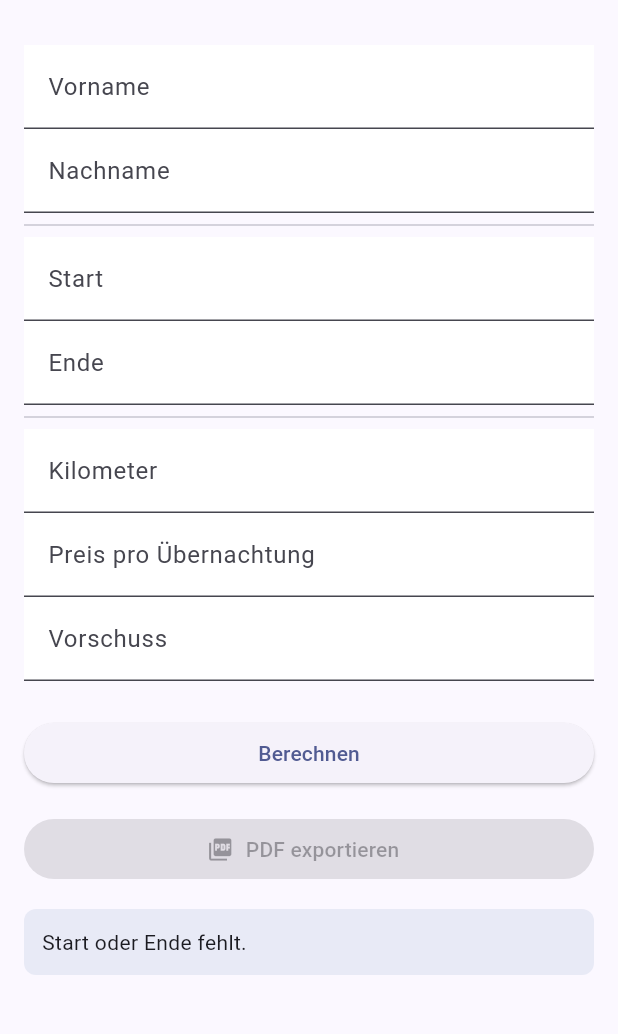
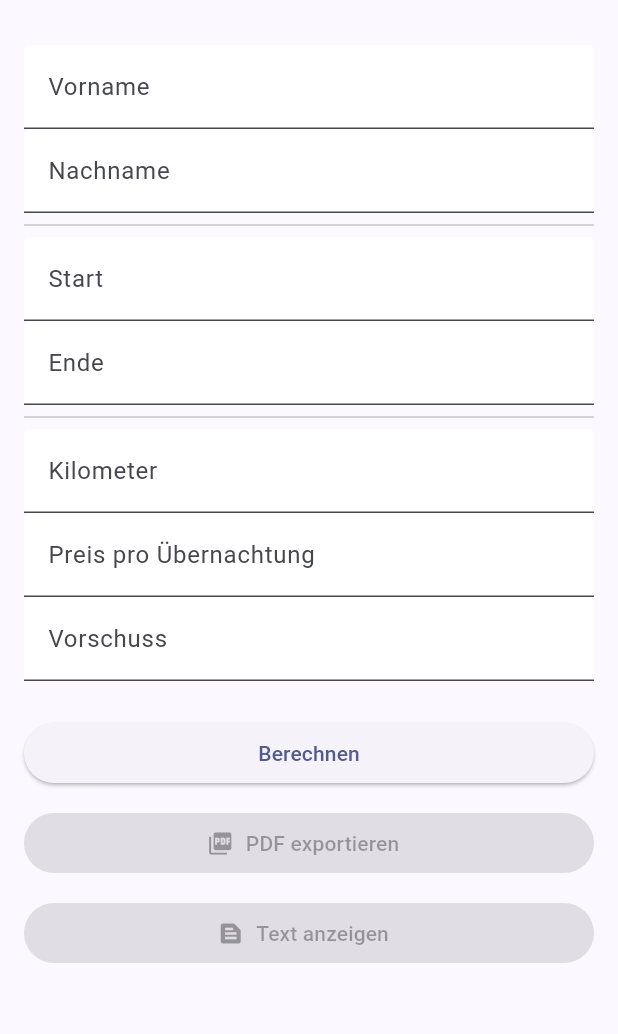
Before and after one commit to 89Enola/reisekosten-app, a Flutter app: the screen it shows after launch, after a tap on "Berechnen", on a phone screen of 412 x 824 dp, the part 63-1097 px from its top. Run offline on Flutter 3.47's test engine with Material 3 defaults, Android fonts, the light colour scheme and no system bars; our stand-ins replace pdf, printing.

Commit message:
Finalize iOS input fix + PDF/Text view parity + Reisekosten deutsche Rechnung

```diff
--- a/lib/main.dart
+++ b/lib/main.dart
@@ -45,15 +45,16 @@ class ReisekostenApp extends StatelessWidget {
       theme: ThemeData(
         useMaterial3: true,
         colorSchemeSeed: Colors.indigo,
+        inputDecorationTheme: const InputDecorationTheme(
+          filled: true,
+          fillColor: Colors.white,
+        ),
       ),
       home: const ReisekostenSeite(),
     );
   }
 }
 
-/// ===============================
-/// HAUPTSEITE
-/// ===============================
 class ReisekostenSeite extends StatefulWidget {
   const ReisekostenSeite({super.key});
 
@@ -72,9 +73,7 @@ class _ReisekostenSeiteState extends State<ReisekostenSeite> {
   final _uePreis = TextEditingController();
   final _vorschuss = TextEditingController();
 
-  String _ergebnis = '';
-
-  bool get _isIphone =>
+  bool get _isWebIOS =>
       kIsWeb && defaultTargetPlatform == TargetPlatform.iOS;
 
   /// ===============================
@@ -108,23 +107,14 @@ class _ReisekostenSeiteState extends State<ReisekostenSeite> {
     });
   }
 
-  int _berechneUebernachtungen(DateTime start, DateTime ende) {
-    final s = DateTime(start.year, start.month, start.day);
-    final e = DateTime(ende.year, ende.month, ende.day);
-    return e.difference(s).inDays.clamp(0, 365);
-  }
-
   /// ===============================
-  /// BERECHNUNG
+  /// KORREKTE BERECHNUNG (DE)
   /// ===============================
   void _berechnen() {
     daten.vorname = _vorname.text.trim();
     daten.nachname = _nachname.text.trim();
 
-    if (daten.start == null || daten.ende == null) {
-      setState(() => _ergebnis = 'Start oder Ende fehlt.');
-      return;
-    }
+    if (daten.start == null || daten.ende == null) return;
 
     final start = daten.start!;
     final ende = daten.ende!;
@@ -132,13 +122,24 @@ class _ReisekostenSeiteState extends State<ReisekostenSeite> {
     daten.tage24h = 0;
     daten.tage8h = 0;
 
-    final diffHours = ende.difference(start).inHours;
+    final startDate = DateTime(start.year, start.month, start.day);
+    final endDate = DateTime(ende.year, ende.month, ende.day);
 
-    if (diffHours >= 24) {
-      daten.tage24h = diffHours ~/ 24;
-      if (diffHours % 24 >= 8) daten.tage8h = 1;
-    } else if (diffHours >= 8) {
+    if (startDate == endDate) {
+      if (ende.difference(start).inHours >= 8) {
         daten.tage8h = 1;
+      }
+    } else {
+      final anreiseStunden =
+          startDate.add(const Duration(days: 1)).difference(start).inHours;
+      if (anreiseStunden >= 8) daten.tage8h++;
+
+      final abreiseStunden =
+          ende.difference(endDate).inHours;
+      if (abreiseStunden >= 8) daten.tage8h++;
+
+      final volleTage = endDate.difference(startDate).inDays - 1;
+      if (volleTage > 0) daten.tage24h = volleTage;
     }
 
     daten.betrag24h = daten.tage24h * 28;
@@ -149,7 +150,8 @@ class _ReisekostenSeiteState extends State<ReisekostenSeite> {
 
     daten.preisProUebernachtung =
         double.tryParse(_uePreis.text.replaceAll(',', '.')) ?? 0;
-    daten.uebernachtungen = _berechneUebernachtungen(start, ende);
+    daten.uebernachtungen =
+        endDate.difference(startDate).inDays.clamp(0, 365);
     daten.uebernachtungskosten =
         daten.uebernachtungen * daten.preisProUebernachtung;
 
@@ -164,16 +166,11 @@ class _ReisekostenSeiteState extends State<ReisekostenSeite> {
 
     daten.saldo = daten.reisekostenGesamt - daten.vorschuss;
 
-    setState(() {
-      _ergebnis =
-          'Reisekosten gesamt: ${_num(daten.reisekostenGesamt)}\n'
-          'Vorschuss: ${_num(daten.vorschuss)}\n'
-          '${daten.saldo >= 0 ? 'Auszahlung' : 'Rückzahlung'}: ${_num(daten.saldo.abs())}';
-    });
+    setState(() {});
   }
 
   /// ===============================
-  /// PDF
+  /// PDF – ORIGINAL TABELLE
   /// ===============================
   Future<void> _pdf() async {
     final pdf = pw.Document();
@@ -182,83 +179,65 @@ class _ReisekostenSeiteState extends State<ReisekostenSeite> {
       pw.Page(
         pageFormat: PdfPageFormat.a4,
         margin: const pw.EdgeInsets.all(24),
-        build: (_) {
-          return pw.Column(
+        build: (_) => pw.Column(
           crossAxisAlignment: pw.CrossAxisAlignment.start,
           children: [
             pw.Text(
               'Reisekostenabrechnung',
-                style: pw.TextStyle(
-                  fontSize: 16,
-                  fontWeight: pw.FontWeight.bold,
+              style: pw.TextStyle(fontSize: 16, fontWeight: pw.FontWeight.bold),
             ),
+            pw.SizedBox(height: 12),
+            _pdfLine('Name:', '${daten.vorname} ${daten.nachname}'),
+            _pdfLine('Reisebeginn:', _fmtDate(daten.start!)),
+            _pdfLine('Reiseende:', _fmtDate(daten.ende!)),
+            pw.SizedBox(height: 16),
+            pw.Table(
+              border: pw.TableBorder.all(),
+              columnWidths: {
+                0: const pw.FixedColumnWidth(320),
+                1: const pw.FixedColumnWidth(120),
+              },
+              children: [
+                _row('Kostenart', 'Betrag', header: true),
+
+                _sectionRow('I Fahrtkosten'),
+                _row(
+                  'Kilometerpauschale × ${daten.kilometer.toInt()}',
+                  _num(daten.kilometerBetrag),
                 ),
-              pw.SizedBox(height: 16),
 
-              pw.Text('Name: ${daten.vorname} ${daten.nachname}'),
-              pw.Text('Reisebeginn: ${_fmtDate(daten.start!)}'),
-              pw.Text('Reiseende: ${_fmtDate(daten.ende!)}'),
+                _sectionRow('II Übernachtungskosten'),
+                _row(
+                  'Übernachtungen × ${daten.uebernachtungen}',
+                  _num(daten.uebernachtungskosten),
+                ),
 
-              pw.SizedBox(height: 16),
+                _sectionRow('III Verpflegungskosten'),
+                _row(
+                  '≥ 24 Stunden × ${daten.tage24h}',
+                  _num(daten.betrag24h),
+                ),
+                _row(
+                  '≥ 8 Stunden × ${daten.tage8h}',
+                  _num(daten.betrag8h),
+                ),
 
-              pw.Text('Kilometer: ${daten.kilometer}'),
-              pw.Text('Kilometerbetrag: ${_num(daten.kilometerBetrag)} €'),
-
-              pw.SizedBox(height: 8),
-
-              pw.Text(
-                  'Übernachtungen: ${daten.uebernachtungen} → ${_num(daten.uebernachtungskosten)} €'),
-
-              pw.SizedBox(height: 8),
-
-              pw.Text(
-                  'Verpflegung 24h: ${daten.tage24h} → ${_num(daten.betrag24h)} €'),
-              pw.Text(
-                  'Verpflegung 8h: ${daten.tage8h} → ${_num(daten.betrag8h)} €'),
-
-              pw.SizedBox(height: 16),
-
-              pw.Text(
-                'Gesamt: ${_num(daten.reisekostenGesamt)} €',
-                style: pw.TextStyle(fontWeight: pw.FontWeight.bold),
-              ),
-              pw.Text('Vorschuss: ${_num(daten.vorschuss)} €'),
-              pw.Text(
-                '${daten.saldo >= 0 ? 'Auszahlung' : 'Rückzahlung'}: ${_num(daten.saldo.abs())} €',
-                style: pw.TextStyle(fontWeight: pw.FontWeight.bold),
+                _row('', ''),
+                _row('Gesamt', _num(daten.reisekostenGesamt), bold: true),
+                _row('Vorschuss', _num(daten.vorschuss)),
+                _row(
+                  daten.saldo >= 0 ? 'Auszahlung' : 'Rückzahlung',
+                  _num(daten.saldo.abs()),
+                  bold: true,
                 ),
               ],
-          );
-        },
+            ),
+          ],
+        ),
       ),
     );
 
     await Printing.layoutPdf(onLayout: (_) async => pdf.save());
-  }
-
-  /// ===============================
-  /// HELFER
-  /// ===============================
-  String _fmtDate(DateTime d) =>
-      '${d.day.toString().padLeft(2, '0')}.${d.month.toString().padLeft(2, '0')}.${d.year} ${d.hour.toString().padLeft(2, '0')}:${d.minute.toString().padLeft(2, '0')}';
-
-  String _num(double v) => v.toStringAsFixed(2).replaceAll('.', ',');
-
-  Widget _field(TextEditingController c, String label,
-      {TextInputType type = TextInputType.text}) {
-    return Container(
-      color: Colors.white, // 🔥 iOS Safari Fix
-      child: TextField(
-        controller: c,
-        keyboardType: type,
-        style: const TextStyle(color: Colors.black),
-        decoration: InputDecoration(
-          labelText: label,
-          filled: true,
-          fillColor: Colors.white,
-        ),
-      ),
-    );
   }
 
   /// ===============================
@@ -267,91 +246,102 @@ class _ReisekostenSeiteState extends State<ReisekostenSeite> {
   @override
   Widget build(BuildContext context) {
     return Scaffold(
-      resizeToAvoidBottomInset: true,
       appBar: AppBar(title: const Text('Reisekosten')),
-      body: SafeArea(
-        child: ListView(
+      body: ListView(
         padding: const EdgeInsets.all(16),
-          keyboardDismissBehavior:
-              ScrollViewKeyboardDismissBehavior.onDrag,
         children: [
           _field(_vorname, 'Vorname'),
           _field(_nachname, 'Nachname'),
           const Divider(),
-
-            GestureDetector(
-              onTap: () => _pickDateTime(true),
-              child: AbsorbPointer(child: _field(_start, 'Start')),
-            ),
-            GestureDetector(
-              onTap: () => _pickDateTime(false),
-              child: AbsorbPointer(child: _field(_ende, 'Ende')),
-            ),
-
+          _dateField(_start, 'Start', () => _pickDateTime(true)),
+          _dateField(_ende, 'Ende', () => _pickDateTime(false)),
           const Divider(),
-
-            _field(_km, 'Kilometer', type: TextInputType.number),
-            _field(_uePreis, 'Preis pro Übernachtung',
-                type: TextInputType.number),
-            _field(_vorschuss, 'Vorschuss',
-                type: TextInputType.number),
-
+          _field(_km, 'Kilometer'),
+          _field(_uePreis, 'Preis pro Übernachtung'),
+          _field(_vorschuss, 'Vorschuss'),
           const SizedBox(height: 24),
-
-            ElevatedButton(
-              onPressed: _berechnen,
-              child: const Text('Berechnen'),
-            ),
-
-            const SizedBox(height: 16),
-
+          ElevatedButton(onPressed: _berechnen, child: const Text('Berechnen')),
+          const SizedBox(height: 12),
           ElevatedButton.icon(
             onPressed:
-                  !_isIphone && daten.reisekostenGesamt > 0 ? _pdf : null,
+                !_isWebIOS && daten.reisekostenGesamt > 0 ? _pdf : null,
             icon: const Icon(Icons.picture_as_pdf),
             label: const Text('PDF exportieren'),
           ),
-
-            if (_isIphone && _ergebnis.isNotEmpty) ...[
-              const SizedBox(height: 16),
+          const SizedBox(height: 12),
           ElevatedButton.icon(
             icon: const Icon(Icons.text_snippet),
             label: const Text('Text anzeigen'),
-                onPressed: () {
-                  Navigator.of(context).push(
+            onPressed: daten.reisekostenGesamt > 0
+                ? () => Navigator.push(
+                      context,
                       MaterialPageRoute(
-                      builder: (_) =>
-                          ReisekostenTextSeite(daten: daten),
+                        builder: (_) => ReisekostenTextSeite(daten: daten),
+                      ),
+                    )
+                : null,
+          ),
+        ],
       ),
     );
-                },
-              ),
-            ],
+  }
 
-            if (_ergebnis.isNotEmpty) ...[
-              const SizedBox(height: 16),
-              Container(
-                padding: const EdgeInsets.all(12),
-                decoration: BoxDecoration(
-                  color: Colors.indigo.shade50,
-                  borderRadius: BorderRadius.circular(8),
-                ),
-                child: Text(_ergebnis),
-              ),
-            ],
-          ],
+  /// ===============================
+  /// HELFER
+  /// ===============================
+  Widget _field(TextEditingController c, String l) =>
+      TextField(controller: c, decoration: InputDecoration(labelText: l));
+
+  Widget _dateField(
+    TextEditingController c,
+    String l,
+    VoidCallback onTap,
+  ) =>
+      GestureDetector(
+        onTap: onTap,
+        child: AbsorbPointer(
+          child: TextField(
+            controller: c,
+            decoration: InputDecoration(labelText: l),
           ),
         ),
       );
+
+  String _fmtDate(DateTime d) =>
+      '${d.day.toString().padLeft(2, '0')}.${d.month.toString().padLeft(2, '0')}.${d.year} '
+      '${d.hour.toString().padLeft(2, '0')}:${d.minute.toString().padLeft(2, '0')}';
+
+  String _num(double v) => v.toStringAsFixed(2).replaceAll('.', ',');
+
+  pw.Widget _pdfLine(String l, String v) =>
+      pw.Row(children: [pw.Text('$l '), pw.Text(v)]);
+
+  pw.TableRow _row(String l, String r,
+      {bool header = false, bool bold = false}) {
+    final style = pw.TextStyle(
+      fontWeight:
+          header || bold ? pw.FontWeight.bold : pw.FontWeight.normal,
+    );
+    return pw.TableRow(children: [
+      pw.Padding(padding: const pw.EdgeInsets.all(6), child: pw.Text(l, style: style)),
+      pw.Padding(padding: const pw.EdgeInsets.all(6), child: pw.Text(r, style: style)),
+    ]);
   }
+
+  pw.TableRow _sectionRow(String t) => pw.TableRow(children: [
+        pw.Padding(
+          padding: const pw.EdgeInsets.all(6),
+          child: pw.Text(t, style: pw.TextStyle(fontWeight: pw.FontWeight.bold)),
+        ),
+        pw.Container(),
+      ]);
 }
 
 /// ===============================
-/// TEXT-ANSICHT (wie PDF)
+/// TEXTANSICHT = PDF-STRUKTUR
 /// ===============================
 class ReisekostenTextSeite extends StatelessWidget {
   final ReisekostenDaten daten;
-
   const ReisekostenTextSeite({super.key, required this.daten});
 
   String _num(double v) => v.toStringAsFixed(2).replaceAll('.', ',');
@@ -364,38 +354,28 @@ class ReisekostenTextSeite extends StatelessWidget {
         padding: const EdgeInsets.all(16),
         child: ListView(
           children: [
-            Text('Reisekostenabrechnung',
-                style: Theme.of(context).textTheme.titleLarge),
+            const Text('Reisekostenabrechnung',
+                style: TextStyle(fontSize: 20, fontWeight: FontWeight.bold)),
             const SizedBox(height: 16),
-
             Text('Name: ${daten.vorname} ${daten.nachname}'),
             Text('Reisebeginn: ${daten.start}'),
             Text('Reiseende: ${daten.ende}'),
-
-            const Divider(height: 32),
-
-            Text('Kilometer: ${daten.kilometer}'),
+            const Divider(),
+            const Text('I Fahrtkosten', style: TextStyle(fontWeight: FontWeight.bold)),
             Text('Kilometerbetrag: ${_num(daten.kilometerBetrag)} €'),
-
-            const SizedBox(height: 12),
-
-            Text(
-                'Übernachtungen: ${daten.uebernachtungen} → ${_num(daten.uebernachtungskosten)} €'),
-
-            const SizedBox(height: 12),
-
-            Text(
-                'Verpflegung 24h: ${daten.tage24h} → ${_num(daten.betrag24h)} €'),
-            Text(
-                'Verpflegung 8h: ${daten.tage8h} → ${_num(daten.betrag8h)} €'),
-
-            const Divider(height: 32),
-
+            const Text('II Übernachtungskosten', style: TextStyle(fontWeight: FontWeight.bold)),
+            Text('Übernachtungen: ${_num(daten.uebernachtungskosten)} €'),
+            const Text('III Verpflegungskosten', style: TextStyle(fontWeight: FontWeight.bold)),
+            Text('24h: ${_num(daten.betrag24h)} €'),
+            Text('8h: ${_num(daten.betrag8h)} €'),
+            const Divider(),
             Text('Gesamt: ${_num(daten.reisekostenGesamt)} €',
                 style: const TextStyle(fontWeight: FontWeight.bold)),
             Text('Vorschuss: ${_num(daten.vorschuss)} €'),
             Text(
-              '${daten.saldo >= 0 ? 'Auszahlung' : 'Rückzahlung'}: ${_num(daten.saldo.abs())} €',
+              daten.saldo >= 0
+                  ? 'Auszahlung: ${_num(daten.saldo)} €'
+                  : 'Rückzahlung: ${_num(daten.saldo.abs())} €',
               style: const TextStyle(fontWeight: FontWeight.bold),
             ),
           ],
```
Lines whose indentation alone changed are shown as unchanged.
